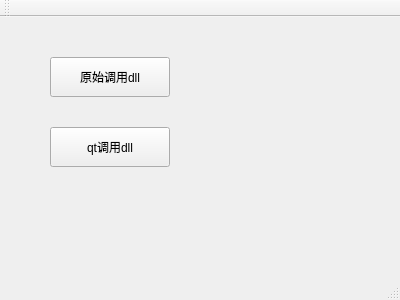
First picture: the form in c++/call_module/qt/CallQtDll/mainwindow.ui, repository hyperxcode/code_utils, before the edit.
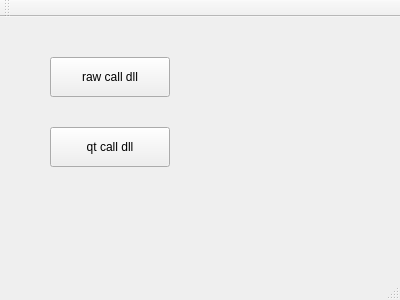
Second picture: the form after the edit.

What changed in the file:
```diff
--- a/c++/call_module/qt/CallQtDll/mainwindow.ui
+++ b/c++/call_module/qt/CallQtDll/mainwindow.ui
@@ -24,7 +24,7 @@
      </rect>
     </property>
     <property name="text">
-     <string>原始调用dll</string>
+     <string>raw call dll</string>
     </property>
    </widget>
    <widget class="QPushButton" name="pushButton_2">
@@ -37,7 +37,7 @@
      </rect>
     </property>
     <property name="text">
-     <string>qt调用dll</string>
+     <string>qt call dll</string>
     </property>
    </widget>
   </widget>
```
